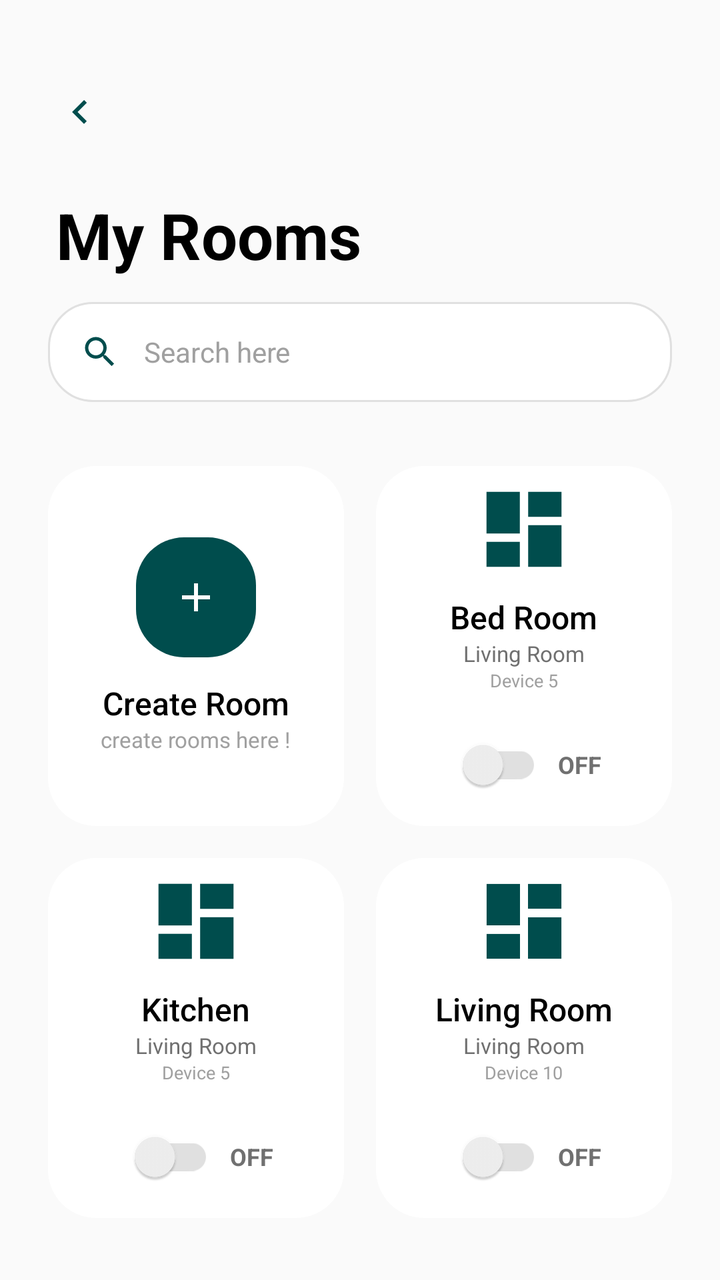
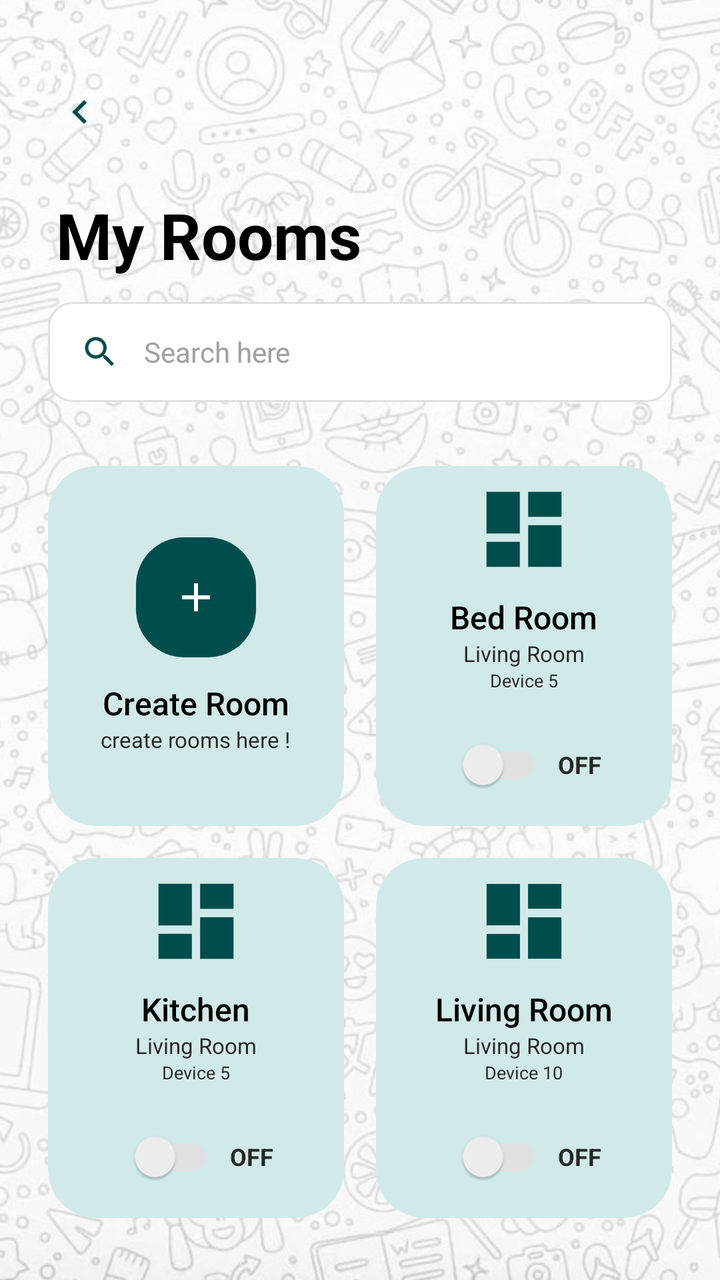

An Android layout rendered at two revisions. The XML below is the earlier revision; the diff shows what the commit changed to produce the second picture.
<!-- AndroidManifest.xml: application theme Theme.SmartHome -->
<!-- res/layout/activity_profile.xml -->
<?xml version="1.0" encoding="utf-8"?>
<androidx.constraintlayout.widget.ConstraintLayout xmlns:android="http://schemas.android.com/apk/res/android"
    xmlns:app="http://schemas.android.com/apk/res-auto"
    xmlns:tools="http://schemas.android.com/tools"
    android:layout_width="match_parent"
    android:layout_height="match_parent"
    android:background="#FAFAFA"
    tools:context=".RoomsActivity">

    
    <ImageView
        android:id="@+id/btn_back"
        android:layout_width="48dp"
        android:layout_height="48dp"
        android:layout_marginStart="16dp"
        android:layout_marginTop="32dp"
        android:padding="12dp"
        android:src="@drawable/ic_arrow_back"
        app:layout_constraintStart_toStartOf="parent"
        app:layout_constraintTop_toTopOf="parent"
        app:tint="@color/primary_teal" />

    
    <TextView
        android:id="@+id/tv_title"
        android:layout_width="wrap_content"
        android:layout_height="wrap_content"
        android:layout_marginStart="28dp"
        android:layout_marginTop="16dp"
        android:text="My Rooms"
        android:textColor="@color/black"
        android:textSize="32sp"
        android:textStyle="bold"
        app:layout_constraintStart_toStartOf="parent"
        app:layout_constraintTop_toBottomOf="@id/btn_back" />

    <LinearLayout
        android:id="@+id/search_bar"
        android:layout_width="0dp"
        android:layout_height="50dp"
        android:layout_marginHorizontal="24dp"
        android:layout_marginTop="12dp"
        android:background="@drawable/bg_search_bar_rooms"
        android:gravity="center_vertical"
        android:orientation="horizontal"
        android:paddingHorizontal="16dp"
        app:layout_constraintEnd_toEndOf="parent"
        app:layout_constraintStart_toStartOf="parent"
        app:layout_constraintTop_toBottomOf="@id/tv_title">

        <ImageView
            android:layout_width="20dp"
            android:layout_height="20dp"
            android:src="@drawable/ic_search"
            app:tint="@color/primary_teal" />

        <EditText
            android:id="@+id/et_search"
            android:layout_width="match_parent"
            android:layout_height="wrap_content"
            android:layout_marginStart="12dp"
            android:background="@android:color/transparent"
            android:hint="Search here"
            android:textColor="@color/black"
            android:textColorHint="#A0A0A0"
            android:textSize="14sp"
            android:focusable="false"
            android:clickable="false"
            android:cursorVisible="false"
            android:imeOptions="actionSearch"
            android:inputType="text" />
    </LinearLayout>

    <androidx.core.widget.NestedScrollView
        android:layout_width="match_parent"
        android:layout_height="0dp"
        android:layout_marginTop="24dp"
        app:layout_constraintBottom_toBottomOf="parent"
        app:layout_constraintTop_toBottomOf="@id/search_bar">

        <GridLayout
            android:id="@+id/gl_rooms"
            android:layout_width="match_parent"
            android:layout_height="wrap_content"
            android:columnCount="2"
            android:paddingHorizontal="16dp"
            android:paddingBottom="48dp">

            
            <androidx.cardview.widget.CardView
                android:id="@+id/cv_create_room"
                android:layout_width="0dp"
                android:layout_height="180dp"
                android:layout_columnWeight="1"
                android:layout_margin="8dp"
                app:cardCornerRadius="24dp"
                app:cardElevation="0dp"
                android:clickable="true"
                android:focusable="true"
                android:foreground="?attr/selectableItemBackground">

                <LinearLayout
                    android:layout_width="match_parent"
                    android:layout_height="match_parent"
                    android:background="@drawable/bg_room_card"
                    android:gravity="center"
                    android:orientation="vertical">

                    <FrameLayout
                        android:layout_width="60dp"
                        android:layout_height="60dp">
                        <View
                            android:layout_width="match_parent"
                            android:layout_height="match_parent"
                            android:background="@drawable/bg_rounded_teal"
                            android:backgroundTint="@color/primary_teal" />
                        <ImageView
                            android:layout_width="24dp"
                            android:layout_height="24dp"
                            android:layout_gravity="center"
                            android:src="@drawable/ic_plus"
                            app:tint="@color/white" />
                    </FrameLayout>

                    <TextView
                        android:layout_width="wrap_content"
                        android:layout_height="wrap_content"
                        android:layout_marginTop="12dp"
                        android:fontFamily="sans-serif-medium"
                        android:text="Create Room"
                        android:textColor="@color/black"
                        android:textSize="16sp" />

                    <TextView
                        android:layout_width="wrap_content"
                        android:layout_height="wrap_content"
                        android:text="create rooms here !"
                        android:textColor="#A0A0A0"
                        android:textSize="11sp" />
                </LinearLayout>
            </androidx.cardview.widget.CardView>

            
            <androidx.cardview.widget.CardView
                android:layout_width="0dp"
                android:layout_height="180dp"
                android:layout_columnWeight="1"
                android:layout_margin="8dp"
                app:cardCornerRadius="24dp"
                app:cardElevation="0dp">

                <LinearLayout
                    android:layout_width="match_parent"
                    android:layout_height="match_parent"
                    android:background="@drawable/bg_room_card"
                    android:gravity="center"
                    android:orientation="vertical"
                    android:tag="Bed Room">

                    <ImageView
                        android:layout_width="50dp"
                        android:layout_height="50dp"
                        android:src="@drawable/ic_rooms"
                        app:tint="@color/primary_teal" />

                    <TextView
                        android:layout_width="wrap_content"
                        android:layout_height="wrap_content"
                        android:layout_marginTop="8dp"
                        android:fontFamily="sans-serif-medium"
                        android:text="Bed Room"
                        android:textColor="@color/black"
                        android:textSize="16sp" />

                    <TextView
                        android:layout_width="wrap_content"
                        android:layout_height="wrap_content"
                        android:text="Living Room"
                        android:textColor="#707070"
                        android:textSize="11sp" />

                    <TextView
                        android:layout_width="wrap_content"
                        android:layout_height="wrap_content"
                        android:text="Device 5"
                        android:textColor="#A0A0A0"
                        android:textSize="9sp" />

                    <LinearLayout
                        android:layout_width="wrap_content"
                        android:layout_height="wrap_content"
                        android:layout_marginTop="12dp"
                        android:gravity="center_vertical"
                        android:orientation="horizontal">

                        <androidx.appcompat.widget.SwitchCompat
                            android:layout_width="wrap_content"
                            android:layout_height="wrap_content"
                            android:thumbTint="@color/white"
                            app:trackTint="#E0E0E0" />

                        <TextView
                            android:layout_width="wrap_content"
                            android:layout_height="wrap_content"
                            android:layout_marginStart="8dp"
                            android:text="OFF"
                            android:textColor="#707070"
                            android:textSize="12sp"
                            android:textStyle="bold" />
                    </LinearLayout>
                </LinearLayout>
            </androidx.cardview.widget.CardView>

            
            <androidx.cardview.widget.CardView
                android:layout_width="0dp"
                android:layout_height="180dp"
                android:layout_columnWeight="1"
                android:layout_margin="8dp"
                app:cardCornerRadius="24dp"
                app:cardElevation="0dp">

                <LinearLayout
                    android:layout_width="match_parent"
                    android:layout_height="match_parent"
                    android:background="@drawable/bg_room_card"
                    android:gravity="center"
                    android:orientation="vertical"
                    android:tag="Kitchen">

                    <ImageView
                        android:layout_width="50dp"
                        android:layout_height="50dp"
                        android:src="@drawable/ic_rooms"
                        app:tint="@color/primary_teal" />

                    <TextView
                        android:layout_width="wrap_content"
                        android:layout_height="wrap_content"
                        android:layout_marginTop="8dp"
                        android:fontFamily="sans-serif-medium"
                        android:text="Kitchen"
                        android:textColor="@color/black"
                        android:textSize="16sp" />

                    <TextView
                        android:layout_width="wrap_content"
                        android:layout_height="wrap_content"
                        android:text="Living Room"
                        android:textColor="#707070"
                        android:textSize="11sp" />

                    <TextView
                        android:layout_width="wrap_content"
                        android:layout_height="wrap_content"
                        android:text="Device 5"
                        android:textColor="#A0A0A0"
                        android:textSize="9sp" />

                    <LinearLayout
                        android:layout_width="wrap_content"
                        android:layout_height="wrap_content"
                        android:layout_marginTop="12dp"
                        android:gravity="center_vertical"
                        android:orientation="horizontal">

                        <androidx.appcompat.widget.SwitchCompat
                            android:layout_width="wrap_content"
                            android:layout_height="wrap_content"
                            android:thumbTint="@color/white"
                            app:trackTint="#E0E0E0" />

                        <TextView
                            android:layout_width="wrap_content"
                            android:layout_height="wrap_content"
                            android:layout_marginStart="8dp"
                            android:text="OFF"
                            android:textColor="#707070"
                            android:textSize="12sp"
                            android:textStyle="bold" />
                    </LinearLayout>
                </LinearLayout>
            </androidx.cardview.widget.CardView>

            
            <androidx.cardview.widget.CardView
                android:layout_width="0dp"
                android:layout_height="180dp"
                android:layout_columnWeight="1"
                android:layout_margin="8dp"
                app:cardCornerRadius="24dp"
                app:cardElevation="0dp">

                <LinearLayout
                    android:layout_width="match_parent"
                    android:layout_height="match_parent"
                    android:background="@drawable/bg_room_card"
                    android:gravity="center"
                    android:orientation="vertical"
                    android:tag="Living Room">

                    <ImageView
                        android:layout_width="50dp"
                        android:layout_height="50dp"
                        android:src="@drawable/ic_rooms"
                        app:tint="@color/primary_teal" />

                    <TextView
                        android:layout_width="wrap_content"
                        android:layout_height="wrap_content"
                        android:layout_marginTop="8dp"
                        android:fontFamily="sans-serif-medium"
                        android:text="Living Room"
                        android:textColor="@color/black"
                        android:textSize="16sp" />

                    <TextView
                        android:layout_width="wrap_content"
                        android:layout_height="wrap_content"
                        android:text="Living Room"
                        android:textColor="#707070"
                        android:textSize="11sp" />

                    <TextView
                        android:layout_width="wrap_content"
                        android:layout_height="wrap_content"
                        android:text="Device 10"
                        android:textColor="#A0A0A0"
                        android:textSize="9sp" />

                    <LinearLayout
                        android:layout_width="wrap_content"
                        android:layout_height="wrap_content"
                        android:layout_marginTop="12dp"
                        android:gravity="center_vertical"
                        android:orientation="horizontal">

                        <androidx.appcompat.widget.SwitchCompat
                            android:layout_width="wrap_content"
                            android:layout_height="wrap_content"
                            android:thumbTint="@color/white"
                            app:trackTint="#E0E0E0" />

                        <TextView
                            android:layout_width="wrap_content"
                            android:layout_height="wrap_content"
                            android:layout_marginStart="8dp"
                            android:text="OFF"
                            android:textColor="#707070"
                            android:textSize="12sp"
                            android:textStyle="bold" />
                    </LinearLayout>
                </LinearLayout>
            </androidx.cardview.widget.CardView>

        </GridLayout>
    </androidx.core.widget.NestedScrollView>

</androidx.constraintlayout.widget.ConstraintLayout>
<!-- resources referenced by this layout -->
<resources>
  <color name="black">#000000</color>
  <color name="primary_teal">#004D4D</color>
  <color name="white">#FFFFFF</color>
  <!-- drawable bg_room_card (drawable) -->
  <?xml version="1.0" encoding="utf-8"?>
  <shape xmlns:android="http://schemas.android.com/apk/res/android">
      <solid android:color="@color/white" />
      <corners android:radius="24dp" />
  </shape>
  <!-- drawable bg_rounded_teal (drawable) -->
  <?xml version="1.0" encoding="utf-8"?>
  
  <shape xmlns:android="http://schemas.android.com/apk/res/android">
      <solid android:color="@color/primary_teal" />
      <corners android:radius="24dp" />
  </shape>
  <!-- drawable bg_search_bar_rooms (drawable) -->
  <?xml version="1.0" encoding="utf-8"?>
  <shape xmlns:android="http://schemas.android.com/apk/res/android">
      <solid android:color="@color/white" />
      <corners android:radius="22dp" />
      <stroke
          android:width="1dp"
          android:color="#E0E0E0" />
  </shape>
  <!-- drawable ic_arrow_back (drawable) -->
  <vector xmlns:android="http://schemas.android.com/apk/res/android"
      android:width="24dp"
      android:height="24dp"
      android:viewportWidth="24"
      android:viewportHeight="24">
    <path
        android:pathData="M15.41,16.59L10.83,12L15.41,7.41L14,6L8,12L14,18L15.41,16.59Z"
        android:fillColor="#000000"/>
  </vector>
  <!-- drawable ic_plus (drawable) -->
  <vector xmlns:android="http://schemas.android.com/apk/res/android"
      android:width="24dp"
      android:height="24dp"
      android:viewportWidth="24"
      android:viewportHeight="24">
    <path
        android:fillColor="#000000"
        android:pathData="M19,13h-6v6h-2v-6H5v-2h6V5h2v6h6v2z"/>
  </vector>
  <!-- drawable ic_rooms (drawable) -->
  <vector xmlns:android="http://schemas.android.com/apk/res/android"
      android:width="24dp"
      android:height="24dp"
      android:viewportWidth="24"
      android:viewportHeight="24">
    <path
        android:fillColor="#FF000000"
        android:pathData="M3,13h8V3H3V13z M3,21h8v-6H3V21z M13,21h8V11h-8V21z M13,3v6h8V3H13z"/>
  </vector>
  <!-- drawable ic_search (drawable) -->
  <vector xmlns:android="http://schemas.android.com/apk/res/android"
      android:width="24dp"
      android:height="24dp"
      android:viewportWidth="24"
      android:viewportHeight="24">
    <path
        android:fillColor="#000000"
        android:pathData="M15.5,14h-0.79l-0.28,-0.27C15.41,12.59 16,11.11 16,9.5 16,5.91 13.09,3 9.5,3S3,5.91 3,9.5 5.91,16 9.5,16c1.61,0 3.09,-0.59 4.23,-1.57l0.27,0.28v0.79l5,4.99L20.49,19l-4.99,-5zM9.5,14C7.01,14 5,11.99 5,9.5S7.01,5 9.5,5 14,7.01 14,9.5 11.99,14 9.5,14z"/>
  </vector>
  <style name="Theme.SmartHome" parent="Base.Theme.SmartHome" />
  <style name="Base.Theme.SmartHome" parent="Theme.MaterialComponents.Light.NoActionBar">
          
          <item name="android:colorBackground">@color/background_light</item>
          <item name="android:windowLightStatusBar">true</item>
          <item name="android:statusBarColor">@color/white</item>
      </style>
  <color name="background_light">#F5F7F7</color>
</resources>

<!-- the commit's change to res/layout/activity_profile.xml (unified diff, before → after) -->
@@ -4,7 +4,7 @@
     xmlns:tools="http://schemas.android.com/tools"
     android:layout_width="match_parent"
     android:layout_height="match_parent"
-    android:background="#FAFAFA"
+    android:background="@drawable/background"
     tools:context=".RoomsActivity">
 
     
@@ -40,7 +40,7 @@
         android:layout_height="50dp"
         android:layout_marginHorizontal="24dp"
         android:layout_marginTop="12dp"
-        android:background="@drawable/bg_search_bar_rooms"
+        android:background="@drawable/bg_edittext"
         android:gravity="center_vertical"
         android:orientation="horizontal"
         android:paddingHorizontal="16dp"
@@ -135,7 +135,7 @@
                         android:layout_width="wrap_content"
                         android:layout_height="wrap_content"
                         android:text="create rooms here !"
-                        android:textColor="#A0A0A0"
+                        android:textColor="@color/gray_text"
                         android:textSize="11sp" />
                 </LinearLayout>
             </androidx.cardview.widget.CardView>
@@ -176,14 +176,14 @@
                         android:layout_width="wrap_content"
                         android:layout_height="wrap_content"
                         android:text="Living Room"
-                        android:textColor="#707070"
+                        android:textColor="@color/gray_text"
                         android:textSize="11sp" />
 
                     <TextView
                         android:layout_width="wrap_content"
                         android:layout_height="wrap_content"
                         android:text="Device 5"
-                        android:textColor="#A0A0A0"
+                        android:textColor="@color/gray_text"
                         android:textSize="9sp" />
 
                     <LinearLayout
@@ -204,7 +204,7 @@
                             android:layout_height="wrap_content"
                             android:layout_marginStart="8dp"
                             android:text="OFF"
-                            android:textColor="#707070"
+                            android:textColor="@color/gray_text"
                             android:textSize="12sp"
                             android:textStyle="bold" />
                     </LinearLayout>
@@ -247,14 +247,14 @@
                         android:layout_width="wrap_content"
                         android:layout_height="wrap_content"
                         android:text="Living Room"
-                        android:textColor="#707070"
+                        android:textColor="@color/gray_text"
                         android:textSize="11sp" />
 
                     <TextView
                         android:layout_width="wrap_content"
                         android:layout_height="wrap_content"
                         android:text="Device 5"
-                        android:textColor="#A0A0A0"
+                        android:textColor="@color/gray_text"
                         android:textSize="9sp" />
 
                     <LinearLayout
@@ -275,7 +275,7 @@
                             android:layout_height="wrap_content"
                             android:layout_marginStart="8dp"
                             android:text="OFF"
-                            android:textColor="#707070"
+                            android:textColor="@color/gray_text"
                             android:textSize="12sp"
                             android:textStyle="bold" />
                     </LinearLayout>
@@ -318,14 +318,14 @@
                         android:layout_width="wrap_content"
                         android:layout_height="wrap_content"
                         android:text="Living Room"
-                        android:textColor="#707070"
+                        android:textColor="@color/gray_text"
                         android:textSize="11sp" />
 
                     <TextView
                         android:layout_width="wrap_content"
                         android:layout_height="wrap_content"
                         android:text="Device 10"
-                        android:textColor="#A0A0A0"
+                        android:textColor="@color/gray_text"
                         android:textSize="9sp" />
 
                     <LinearLayout
@@ -346,7 +346,7 @@
                             android:layout_height="wrap_content"
                             android:layout_marginStart="8dp"
                             android:text="OFF"
-                            android:textColor="#707070"
+                            android:textColor="@color/gray_text"
                             android:textSize="12sp"
                             android:textStyle="bold" />
                     </LinearLayout>
<!-- resource entries referenced after the edit -->
@@ -1,12 +1,22 @@
 <!-- resources referenced by this layout -->
 <resources>
   <color name="black">#000000</color>
+  <color name="gray_text">#262626</color>
   <color name="primary_teal">#004D4D</color>
   <color name="white">#FFFFFF</color>
+  <!-- drawable background: jpg bitmap (drawable, 105532 bytes) -->
+  <!-- drawable bg_edittext (drawable) -->
+  <?xml version="1.0" encoding="utf-8"?>
+  
+  <shape xmlns:android="http://schemas.android.com/apk/res/android">
+      <stroke android:width="1dp" android:color="@color/light_gray" />
+      <corners android:radius="12dp" />
+      <solid android:color="@color/white" />
+  </shape>
   <!-- drawable bg_room_card (drawable) -->
   <?xml version="1.0" encoding="utf-8"?>
   <shape xmlns:android="http://schemas.android.com/apk/res/android">
-      <solid android:color="@color/white" />
+      <solid android:color="@color/glass_green" />
       <corners android:radius="24dp" />
   </shape>
   <!-- drawable bg_rounded_teal (drawable) -->
@@ -15,15 +25,6 @@
   <shape xmlns:android="http://schemas.android.com/apk/res/android">
       <solid android:color="@color/primary_teal" />
       <corners android:radius="24dp" />
-  </shape>
-  <!-- drawable bg_search_bar_rooms (drawable) -->
-  <?xml version="1.0" encoding="utf-8"?>
-  <shape xmlns:android="http://schemas.android.com/apk/res/android">
-      <solid android:color="@color/white" />
-      <corners android:radius="22dp" />
-      <stroke
-          android:width="1dp"
-          android:color="#E0E0E0" />
   </shape>
   <!-- drawable ic_arrow_back (drawable) -->
   <vector xmlns:android="http://schemas.android.com/apk/res/android"
@@ -66,6 +67,8 @@
         android:pathData="M15.5,14h-0.79l-0.28,-0.27C15.41,12.59 16,11.11 16,9.5 16,5.91 13.09,3 9.5,3S3,5.91 3,9.5 5.91,16 9.5,16c1.61,0 3.09,-0.59 4.23,-1.57l0.27,0.28v0.79l5,4.99L20.49,19l-4.99,-5zM9.5,14C7.01,14 5,11.99 5,9.5S7.01,5 9.5,5 14,7.01 14,9.5 11.99,14 9.5,14z"/>
   </vector>
   <style name="Theme.SmartHome" parent="Base.Theme.SmartHome" />
+  <color name="light_gray">#E0E0E0</color>
+  <color name="glass_green">#D1E9E9</color>
   <style name="Base.Theme.SmartHome" parent="Theme.MaterialComponents.Light.NoActionBar">
           
           <item name="android:colorBackground">@color/background_light</item>
